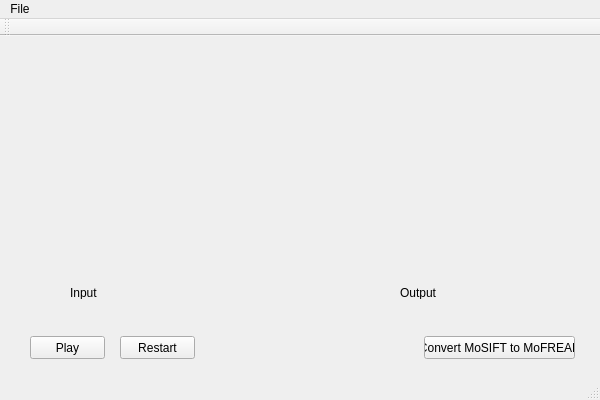
First picture: the form in ActionRecognitionProject/ActionRecognitionProject.ui, repository ChrisWhiten/MoFREAK, before the edit.
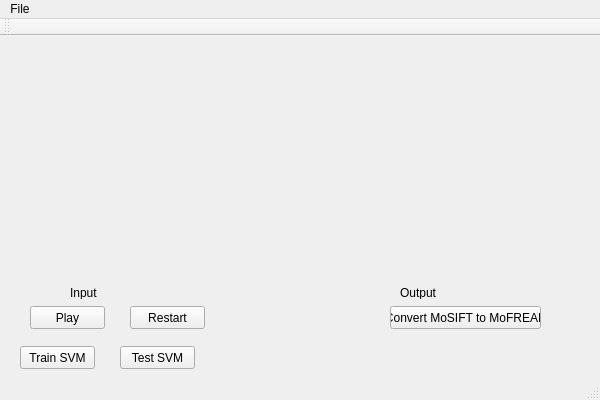
Second picture: the form after the edit.

Commit message: Hooked up the SVM to the GUI and wrapped my interface in a class.  It looks like it is working well.  Future commit will add leave-one-out to evaluate the performance more thoroughly (already implemented in python code).

Diff of the .ui file:
```diff
--- a/ActionRecognitionProject/ActionRecognitionProject.ui
+++ b/ActionRecognitionProject/ActionRecognitionProject.ui
@@ -18,7 +18,7 @@
     <property name="geometry">
      <rect>
       <x>30</x>
-      <y>300</y>
+      <y>270</y>
       <width>75</width>
       <height>23</height>
      </rect>
@@ -30,8 +30,8 @@
    <widget class="QPushButton" name="stop_button">
     <property name="geometry">
      <rect>
-      <x>120</x>
-      <y>300</y>
+      <x>130</x>
+      <y>270</y>
       <width>75</width>
       <height>23</height>
      </rect>
@@ -108,8 +108,8 @@
    <widget class="QPushButton" name="convertMoSIFTToMoFREAK">
     <property name="geometry">
      <rect>
-      <x>424</x>
-      <y>300</y>
+      <x>390</x>
+      <y>270</y>
       <width>151</width>
       <height>23</height>
      </rect>
@@ -118,6 +118,32 @@
      <string>Convert MoSIFT to MoFREAK</string>
     </property>
    </widget>
+   <widget class="QPushButton" name="train_svm_button">
+    <property name="geometry">
+     <rect>
+      <x>20</x>
+      <y>310</y>
+      <width>75</width>
+      <height>23</height>
+     </rect>
+    </property>
+    <property name="text">
+     <string>Train SVM</string>
+    </property>
+   </widget>
+   <widget class="QPushButton" name="test_svm_button">
+    <property name="geometry">
+     <rect>
+      <x>120</x>
+      <y>310</y>
+      <width>75</width>
+      <height>23</height>
+     </rect>
+    </property>
+    <property name="text">
+     <string>Test SVM</string>
+    </property>
+   </widget>
   </widget>
   <widget class="QMenuBar" name="menuBar">
    <property name="geometry">
```
Left out of the diff: 13 changed lines with no effect on the pictures. The commit also changes 12 other files.
